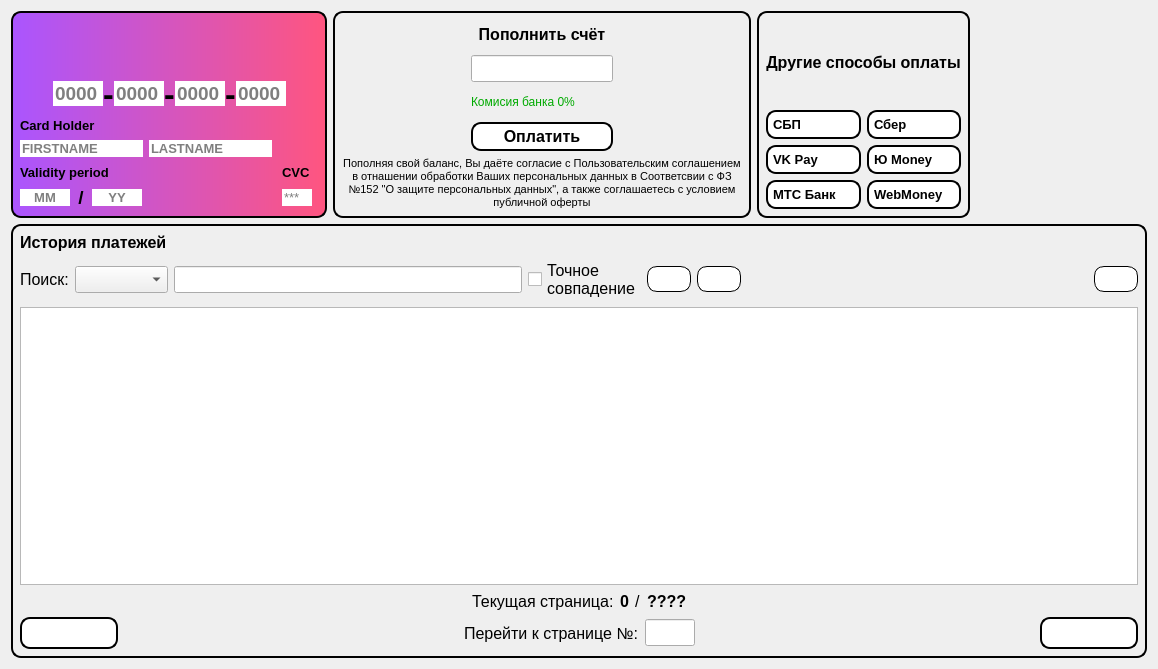
Qt form Gui/TabWidgets/Player/playerpayments.ui (MyEdit/Casino_Client) before a commit.
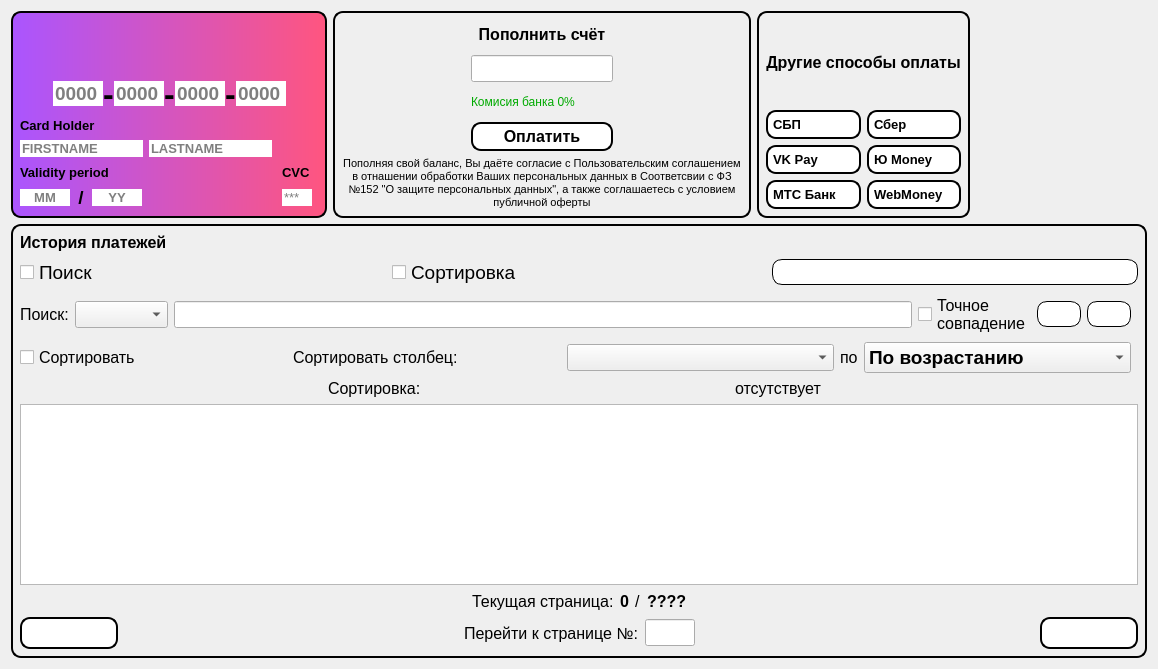
The same form after that commit. Icons and pictures are not drawn.

Diff of the .ui file:
```diff
--- a/Gui/TabWidgets/Player/playerpayments.ui
+++ b/Gui/TabWidgets/Player/playerpayments.ui
@@ -1136,6 +1136,78 @@
         </property>
        </widget>
       </item>
+      <item>
+       <layout class="QHBoxLayout" name="horizontalLayout_4">
+        <item>
+         <widget class="QCheckBox" name="checkBox_Search">
+          <property name="font">
+           <font>
+            <family>Segoe UI</family>
+            <pointsize>14</pointsize>
+           </font>
+          </property>
+          <property name="text">
+           <string>Поиск</string>
+          </property>
+         </widget>
+        </item>
+        <item>
+         <widget class="QCheckBox" name="checkBox_Sorting">
+          <property name="font">
+           <font>
+            <family>Segoe UI</family>
+            <pointsize>14</pointsize>
+           </font>
+          </property>
+          <property name="text">
+           <string>Сортировка</string>
+          </property>
+         </widget>
+        </item>
+        <item>
+         <spacer name="horizontalSpacer_11">
+          <property name="orientation">
+           <enum>Qt::Horizontal</enum>
+          </property>
+         </spacer>
+        </item>
+        <item>
+         <widget class="QPushButton" name="refreshData">
+          <property name="styleSheet">
+           <string notr="true">QPushButton {
+    background-color: white;
+    border: 1px solid black;
+    border-radius: 10px;
+    padding: 5px;
+    color: black;
+}
+
+QPushButton:hover {
+    background-color: rgb(100, 88, 255);
+	color: white;
+}
+
+QPushButton:pressed {
+	background-color: rgba(220, 60, 190, 255);
+}</string>
+          </property>
+          <property name="text">
+           <string/>
+          </property>
+          <property name="icon">
+           <iconset resource="../../../resources.qrc">
+            <normaloff>:/icons/resources/update.png</normaloff>:/icons/resources/update.png</iconset>
+          </property>
+          <property name="iconSize">
+           <size>
+            <width>24</width>
+            <height>24</height>
+           </size>
+          </property>
+         </widget>
+        </item>
+       </layout>
+      </item>
       <item>
        <layout class="QHBoxLayout" name="horizontalLayout_9">
         <item>
@@ -1262,49 +1334,153 @@
           <property name="orientation">
            <enum>Qt::Horizontal</enum>
           </property>
-          <property name="sizeHint" stdset="0">
-           <size>
-            <width>40</width>
-            <height>20</height>
-           </size>
+         </spacer>
+        </item>
+       </layout>
+      </item>
+      <item>
+       <layout class="QHBoxLayout" name="horizontalLayout_8">
+        <item>
+         <widget class="QCheckBox" name="sorting">
+          <property name="font">
+           <font>
+            <family>Segoe UI</family>
+            <pointsize>12</pointsize>
+           </font>
           </property>
+          <property name="text">
+           <string>Сортировать</string>
+          </property>
+         </widget>
+        </item>
+        <item>
+         <widget class="QLabel" name="label_19">
+          <property name="font">
+           <font>
+            <family>Segoe UI</family>
+            <pointsize>12</pointsize>
+           </font>
+          </property>
+          <property name="text">
+           <string>Сортировать столбец:</string>
+          </property>
+         </widget>
+        </item>
+        <item>
+         <widget class="QComboBox" name="sortingColumn">
+          <property name="font">
+           <font>
+            <family>Segoe UI</family>
+            <pointsize>12</pointsize>
+            <weight>75</weight>
+            <bold>true</bold>
+           </font>
+          </property>
+         </widget>
+        </item>
+        <item>
+         <widget class="QLabel" name="label_20">
+          <property name="sizePolicy">
+           <sizepolicy hsizetype="Fixed" vsizetype="Preferred">
+            <horstretch>0</horstretch>
+            <verstretch>0</verstretch>
+           </sizepolicy>
+          </property>
+          <property name="font">
+           <font>
+            <family>Segoe UI</family>
+            <pointsize>12</pointsize>
+           </font>
+          </property>
+          <property name="text">
+           <string>по</string>
+          </property>
+         </widget>
+        </item>
+        <item>
+         <widget class="QComboBox" name="typeSorting">
+          <property name="sizePolicy">
+           <sizepolicy hsizetype="Preferred" vsizetype="Fixed">
+            <horstretch>0</horstretch>
+            <verstretch>0</verstretch>
+           </sizepolicy>
+          </property>
+          <property name="font">
+           <font>
+            <family>Segoe UI</family>
+            <pointsize>14</pointsize>
+            <weight>75</weight>
+            <bold>true</bold>
+           </font>
+          </property>
+          <item>
+           <property name="text">
+            <string>По возрастанию</string>
+           </property>
+          </item>
+          <item>
+           <property name="text">
+            <string>По убыванию</string>
+           </property>
+          </item>
+         </widget>
+        </item>
+        <item>
+         <spacer name="horizontalSpacer_13">
+          <property name="orientation">
+           <enum>Qt::Horizontal</enum>
+          </property>
          </spacer>
         </item>
+       </layout>
+      </item>
+      <item>
+       <layout class="QHBoxLayout" name="horizontalLayout_2">
         <item>
-         <widget class="QPushButton" name="refreshData">
-          <property name="styleSheet">
-           <string notr="true">QPushButton {
-    background-color: white;
-    border: 1px solid black;
-    border-radius: 10px;
-    padding: 5px;
-    color: black;
-}
-
-QPushButton:hover {
-    background-color: rgb(100, 88, 255);
-	color: white;
-}
-
-QPushButton:pressed {
-	background-color: rgba(220, 60, 190, 255);
-}</string>
+         <widget class="QLabel" name="label_15">
+          <property name="sizePolicy">
+           <sizepolicy hsizetype="Fixed" vsizetype="Preferred">
+            <horstretch>0</horstretch>
+            <verstretch>0</verstretch>
+           </sizepolicy>
           </property>
+          <property name="font">
+           <font>
+            <family>Segoe UI</family>
+            <pointsize>12</pointsize>
+           </font>
+          </property>
           <property name="text">
-           <string/>
+           <string>Сортировка:</string>
           </property>
-          <property name="icon">
-           <iconset resource="../../../resources.qrc">
-            <normaloff>:/icons/resources/update.png</normaloff>:/icons/resources/update.png</iconset>
+         </widget>
+        </item>
+        <item>
+         <widget class="QLabel" name="label_18">
+          <property name="sizePolicy">
+           <sizepolicy hsizetype="Fixed" vsizetype="Preferred">
+            <horstretch>0</horstretch>
+            <verstretch>0</verstretch>
+           </sizepolicy>
           </property>
-          <property name="iconSize">
-           <size>
-            <width>24</width>
-            <height>24</height>
-           </size>
+          <property name="font">
+           <font>
+            <family>Segoe UI</family>
+            <pointsize>12</pointsize>
+           </font>
           </property>
+          <property name="text">
+           <string>отсутствует</string>
+          </property>
          </widget>
         </item>
+        <item>
+         <spacer name="horizontalSpacer_8">
+          <property name="orientation">
+           <enum>Qt::Horizontal</enum>
+          </property>
+         </spacer>
+        </item>
        </layout>
       </item>
       <item>
```
